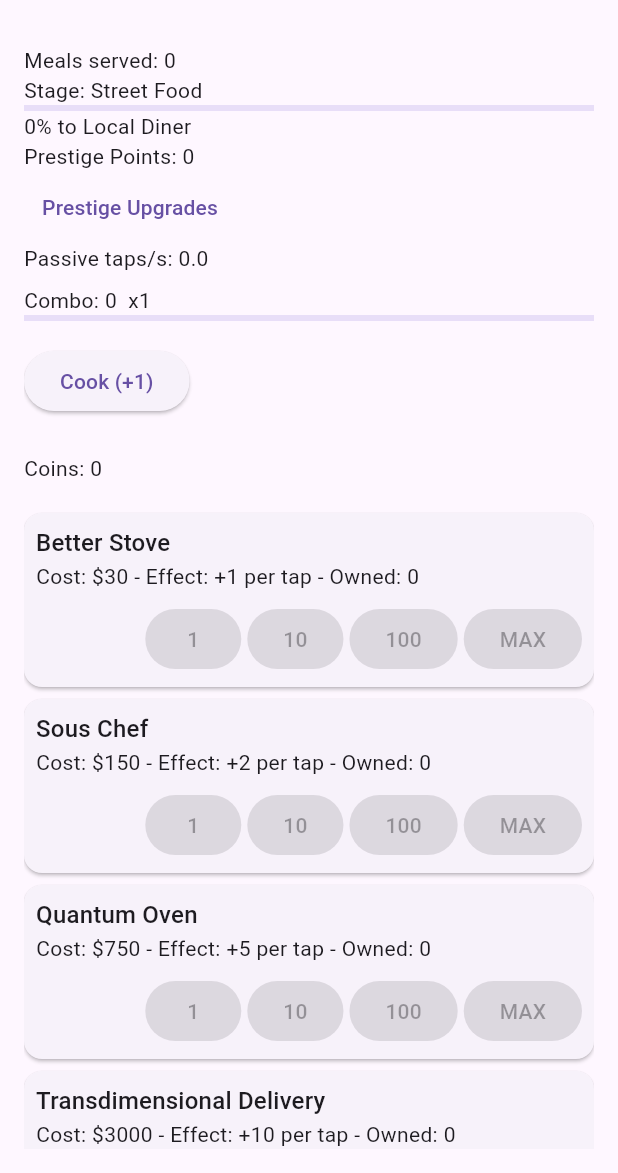
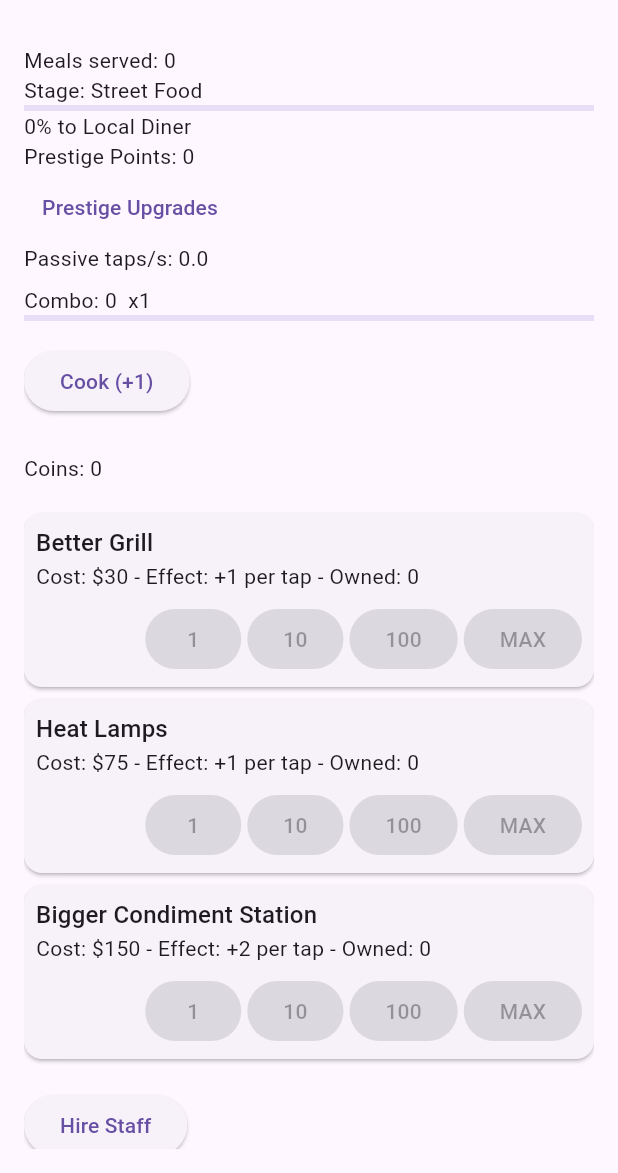
Before and after one commit to zachc71/taptapchef, a Flutter app: the screen it shows after launch, on a phone screen of 412 x 824 dp, the part 63-1236 px from its top. Run offline on Flutter 3.47's test engine with Material 3 defaults, Android fonts, the light colour scheme and no system bars; our stand-ins replace flutter_riverpod, shared_preferences.

Commit message:
Organize upgrades and staff by progression tier

```diff
--- a/lib/main.dart
+++ b/lib/main.dart
@@ -134,12 +134,7 @@ class _CounterPageState extends State<CounterPage> {
   @override
   void initState() {
     super.initState();
-    upgrades = [
-      Upgrade(name: 'Better Stove', cost: 30, effect: 1),
-      Upgrade(name: 'Sous Chef', cost: 150, effect: 2),
-      Upgrade(name: 'Quantum Oven', cost: 750, effect: 5),
-      Upgrade(name: 'Transdimensional Delivery', cost: 3000, effect: 10),
-    ];
+    upgrades = upgradesForTier(game.milestoneIndex);
     _load();
     _timer = Timer.periodic(const Duration(seconds: 1), (_) => _tickPassive());
     _specialTimer =
@@ -212,6 +207,7 @@ class _CounterPageState extends State<CounterPage> {
       HapticFeedback.heavyImpact();
       final art = milestoneArt[game.milestoneIndex];
       final dialogue = milestoneDialogues[game.milestoneIndex];
+      upgrades = upgradesForTier(game.milestoneIndex);
       showDialog(
         context: context,
         builder: (_) => AlertDialog(
@@ -440,9 +436,10 @@ class _CounterPageState extends State<CounterPage> {
     showModalBottomSheet(
       context: context,
       builder: (_) {
+        final availableStaff = staffByTier[game.milestoneIndex] ?? {};
         return ListView(
-          children: StaffType.values.map((type) {
-            final staff = staffOptions[type]!;
+          children: availableStaff.keys.map((type) {
+            final staff = availableStaff[type]!;
             final owned = hiredStaff[type] ?? 0;
             final affordable = coins >= staff.cost;
             final affordable10 = coins >= staff.cost * 10;
@@ -548,9 +545,7 @@ class _CounterPageState extends State<CounterPage> {
       game.prestige.points = 0;
       coins = 0;
       perTap = 1;
-      for (final u in upgrades) {
-        u.owned = 0;
-      }
+      upgrades = upgradesForTier(game.milestoneIndex);
       for (final p in game.prestige.upgrades) {
         p.purchased = false;
       }
--- a/lib/models/staff.dart
+++ b/lib/models/staff.dart
@@ -1,4 +1,11 @@
-enum StaffType { assistantChef, lineCook, robotChef, timeChef, dimensionManager }
+enum StaffType {
+  tacoFlipper,
+  flyerHandout,
+  waitressOnSkates,
+  grumpyCook,
+  shiftManager,
+  marketingIntern,
+}
 
 class Staff {
   final String name;
@@ -8,12 +15,42 @@ class Staff {
   const Staff({required this.name, required this.cost, required this.tapsPerSecond});
 }
 
+// Individual staff definitions so they can be reused across tier maps.
+const Staff _tacoFlipper =
+    Staff(name: 'Taco Flipper', cost: 50, tapsPerSecond: 0.3);
+const Staff _flyerHandout =
+    Staff(name: 'Flyer Handout Person', cost: 75, tapsPerSecond: 0.1);
+const Staff _waitressOnSkates =
+    Staff(name: 'Waitress on Skates', cost: 400, tapsPerSecond: 1.5);
+const Staff _grumpyCook =
+    Staff(name: 'Grumpy but Efficient Cook', cost: 800, tapsPerSecond: 3.0);
+const Staff _shiftManager =
+    Staff(name: 'Shift Manager', cost: 2000, tapsPerSecond: 5.0);
+const Staff _marketingIntern =
+    Staff(name: 'Marketing Intern', cost: 3500, tapsPerSecond: 1.0);
+
+/// Lookup for all staff by type regardless of tier.
 const Map<StaffType, Staff> staffOptions = {
-  StaffType.assistantChef: Staff(name: 'Assistant Chef', cost: 150, tapsPerSecond: 0.5),
-  StaffType.lineCook: Staff(name: 'Line Cook', cost: 600, tapsPerSecond: 2.0),
-  StaffType.robotChef: Staff(name: 'Robot Chef', cost: 3000, tapsPerSecond: 10.0),
-  StaffType.timeChef:
-      Staff(name: 'Time Traveler Chef', cost: 15000, tapsPerSecond: 50.0),
-  StaffType.dimensionManager:
-      Staff(name: 'Interdimensional Manager', cost: 60000, tapsPerSecond: 200.0),
+  StaffType.tacoFlipper: _tacoFlipper,
+  StaffType.flyerHandout: _flyerHandout,
+  StaffType.waitressOnSkates: _waitressOnSkates,
+  StaffType.grumpyCook: _grumpyCook,
+  StaffType.shiftManager: _shiftManager,
+  StaffType.marketingIntern: _marketingIntern,
 };
+
+/// Staff available for each progression tier.
+const Map<int, Map<StaffType, Staff>> staffByTier = {
+  0: {
+    StaffType.tacoFlipper: _tacoFlipper,
+    StaffType.flyerHandout: _flyerHandout,
+  },
+  1: {
+    StaffType.waitressOnSkates: _waitressOnSkates,
+    StaffType.grumpyCook: _grumpyCook,
+  },
+  2: {
+    StaffType.shiftManager: _shiftManager,
+    StaffType.marketingIntern: _marketingIntern,
+  },
+};
--- a/lib/models/upgrade.dart
+++ b/lib/models/upgrade.dart
@@ -13,3 +13,34 @@ class Upgrade {
     this.owned = 0,
   });
 }
+
+/// Templates of upgrades available for each progression tier.
+///
+/// The lists here should not be mutated directly. When a tier is unlocked,
+/// create fresh [Upgrade] instances based on these templates so that ownership
+/// counts remain local to the player's state.
+final Map<int, List<Upgrade>> upgradesByTier = {
+  0: [
+    Upgrade(name: 'Better Grill', cost: 30, effect: 1),
+    Upgrade(name: 'Heat Lamps', cost: 75, effect: 1),
+    Upgrade(name: 'Bigger Condiment Station', cost: 150, effect: 2),
+  ],
+  1: [
+    Upgrade(name: 'Jukebox', cost: 300, effect: 2),
+    Upgrade(name: 'Milkshake Machine', cost: 600, effect: 3),
+    Upgrade(name: 'Comfier Booths', cost: 1200, effect: 2),
+  ],
+  2: [
+    Upgrade(name: 'Corporate Training', cost: 2500, effect: 3),
+    Upgrade(name: 'Supply Chain Logistics', cost: 5000, effect: 5),
+    Upgrade(name: 'Automated Drive-Thru', cost: 10000, effect: 8),
+  ],
+};
+
+/// Creates a deep copy of the upgrade list for the given [tier].
+List<Upgrade> upgradesForTier(int tier) {
+  final templates = upgradesByTier[tier] ?? const [];
+  return templates
+      .map((u) => Upgrade(name: u.name, cost: u.cost, effect: u.effect))
+      .toList();
+}
```
